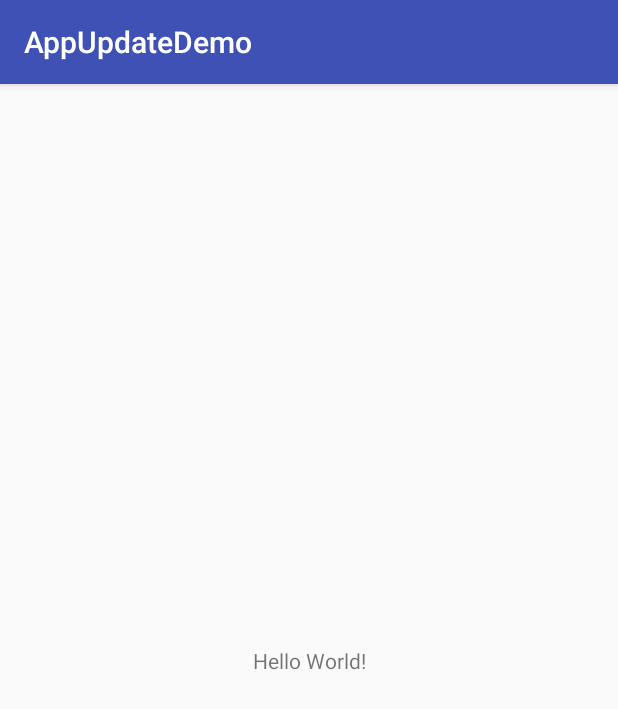
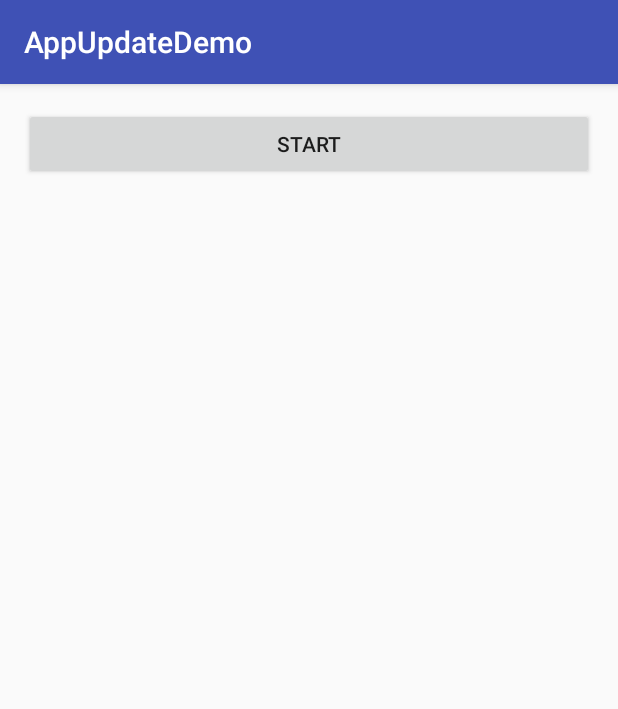
Before and after one commit to leeroGG/UpdateDemo, an Android app: the screen it shows after launch (MainActivity), on a phone screen of 412 x 824 dp. Shown: the top 709 px of the screen. Run offline under Robolectric (Android 15) with nearby library versions, the phone set to English and light mode, and no system bars; libraries missing offline, so code that uses them is left out: cn.pedant, me.weyye.hipermission.

Commit message:
添加权限，下载管理

```diff
--- a/app/build.gradle
+++ b/app/build.gradle
@@ -25,6 +25,7 @@ dependencies {
         exclude group: 'com.android.support', module: 'support-annotations'
     })
     compile 'com.android.support:appcompat-v7:26.+'
-    compile 'com.android.support.constraint:constraint-layout:1.0.2'
     testCompile 'junit:junit:4.12'
+    compile 'cn.pedant.sweetalert:library:1.3'
+    compile 'me.weyye.hipermission:library:1.0.7'
 }
--- a/app/src/main/java/com/example/administrator/appupdatedemo/MainActivity.java
+++ b/app/src/main/java/com/example/administrator/appupdatedemo/MainActivity.java
@@ -1,13 +1,116 @@
 package com.example.administrator.appupdatedemo;
 
+import android.Manifest;
+import android.content.Context;
+import android.net.ConnectivityManager;
+import android.net.NetworkInfo;
+import android.support.v4.content.res.ResourcesCompat;
 import android.support.v7.app.AppCompatActivity;
 import android.os.Bundle;
+import android.view.View;
+
+import java.util.ArrayList;
+import java.util.List;
+
+import cn.pedant.SweetAlert.SweetAlertDialog;
+import me.weyye.hipermission.HiPermission;
+import me.weyye.hipermission.PermissionCallback;
+import me.weyye.hipermission.PermissionItem;
 
 public class MainActivity extends AppCompatActivity {
+
+    // 下载地址
+    private String url = "http://a.gdown.baidu.com/data/wisegame/d3150a5a852ebd92/wangyixinwen_766.apk";
 
     @Override
     protected void onCreate(Bundle savedInstanceState) {
         super.onCreate(savedInstanceState);
         setContentView(R.layout.activity_main);
+
+        findViewById(R.id.start).setOnClickListener(new View.OnClickListener() {
+            @Override
+            public void onClick(View view) {
+                getPermission();
+            }
+        });
+    }
+
+    /**
+     * 检查wifi网络
+     */
+    private boolean isWifi() {
+        ConnectivityManager connectivityManager = (ConnectivityManager) getSystemService(Context.CONNECTIVITY_SERVICE);
+        NetworkInfo activeNetInfo = connectivityManager.getActiveNetworkInfo();
+        if (activeNetInfo != null
+                && activeNetInfo.getType() == ConnectivityManager.TYPE_WIFI) {
+            return true;
+        }
+        return false;
+    }
+
+    private void showConfirmDialog() {
+        SweetAlertDialog dialog = new SweetAlertDialog(this);
+        dialog.setTitleText("提示");
+        dialog.setContentText("当前网络非WIFI环境，确定下载吗？");
+        dialog.setConfirmText("确定");
+        dialog.setCancelText("取消");
+        dialog.setConfirmClickListener(new SweetAlertDialog.OnSweetClickListener() {
+            @Override
+            public void onClick(SweetAlertDialog sweetAlertDialog) {
+                DownloadManager manager = new DownloadManager(MainActivity.this, url);
+                sweetAlertDialog.dismiss();
+                manager.showDownloadDialog();
+            }
+        });
+        dialog.show();
+    }
+
+    /**
+     * 读写权限获取
+     */
+    private void getPermission() {
+        List<PermissionItem> permissionItems = new ArrayList<>();
+        permissionItems.add(new PermissionItem(Manifest.permission.WRITE_EXTERNAL_STORAGE, "存储", R.drawable.permission_ic_storage));
+        permissionItems.add(new PermissionItem(Manifest.permission.READ_EXTERNAL_STORAGE, "存储", R.drawable.permission_ic_storage));
+        HiPermission.create(MainActivity.this)
+                .permissions(permissionItems)
+                .checkMutiPermission(new PermissionCallback() {
+                    @Override
+                    public void onClose() {
+
+                    }
+
+                    @Override
+                    public void onFinish() {
+                        SweetAlertDialog dialog = new SweetAlertDialog(MainActivity.this);
+                        dialog.setTitleText("确认下载吗？");
+                        dialog.setConfirmText("确认");
+                        dialog.setCancelText("取消");
+                        dialog.setConfirmClickListener(new SweetAlertDialog.OnSweetClickListener() {
+                            @Override
+                            public void onClick(SweetAlertDialog sweetAlertDialog) {
+                                if (isWifi()) {
+                                    DownloadManager manager = new DownloadManager(MainActivity.this, url);
+                                    sweetAlertDialog.dismiss();
+                                    manager.showDownloadDialog();
+                                } else {
+                                    sweetAlertDialog.dismiss();
+                                    showConfirmDialog();
+                                }
+                            }
+                        });
+                        dialog.show();
+                    }
+
+                    @Override
+                    public void onDeny(String permission, int position) {
+
+                    }
+
+                    @Override
+                    public void onGuarantee(String permission, int position) {
+
+                    }
+                });
     }
 }
--- a/app/src/main/res/layout/activity_main.xml
+++ b/app/src/main/res/layout/activity_main.xml
@@ -1,18 +1,14 @@
 <?xml version="1.0" encoding="utf-8"?>
-<android.support.constraint.ConstraintLayout xmlns:android="http://schemas.android.com/apk/res/android"
-    xmlns:app="http://schemas.android.com/apk/res-auto"
-    xmlns:tools="http://schemas.android.com/tools"
+<LinearLayout xmlns:android="http://schemas.android.com/apk/res/android"
     android:layout_width="match_parent"
     android:layout_height="match_parent"
-    tools:context="com.example.administrator.appupdatedemo.MainActivity">
+    android:orientation="vertical">
 
-    <TextView
-        android:layout_width="wrap_content"
+    <Button
+        android:id="@+id/start"
+        android:layout_width="match_parent"
         android:layout_height="wrap_content"
-        android:text="Hello World!"
-        app:layout_constraintBottom_toBottomOf="parent"
-        app:layout_constraintLeft_toLeftOf="parent"
-        app:layout_constraintRight_toRightOf="parent"
-        app:layout_constraintTop_toTopOf="parent" />
+        android:layout_margin="16dp"
+        android:text="start"/>
 
-</android.support.constraint.ConstraintLayout>
+</LinearLayout>
--- /dev/null
+++ b/app/src/main/res/xml/file_paths.xml
@@ -0,0 +1,6 @@
+<?xml version="1.0" encoding="utf-8"?>
+<paths>
+    <external-path
+        name="test"
+        path="" />
+</paths>
```
Also changed, not shown: app/src/main/AndroidManifest.xml (+20 -1 lines), app/src/main/java/com/example/administrator/appupdatedemo/DownloadManager.java (added, +153 -0 lines).
